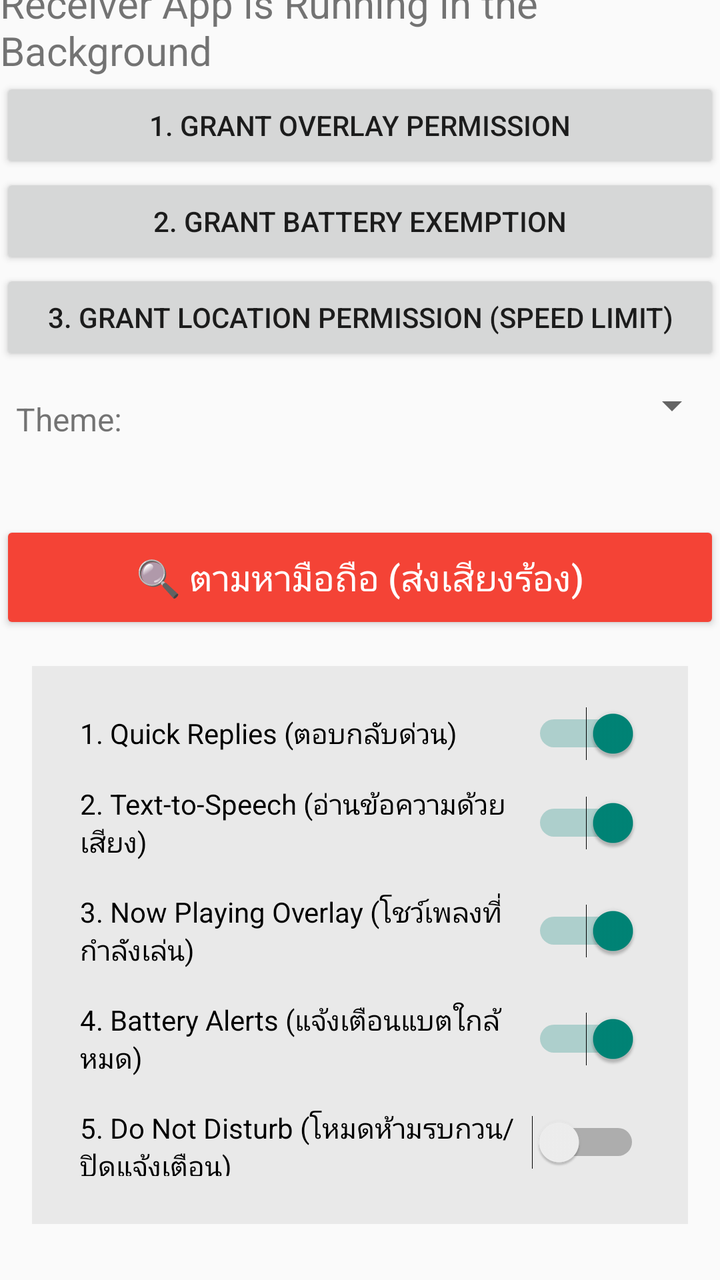
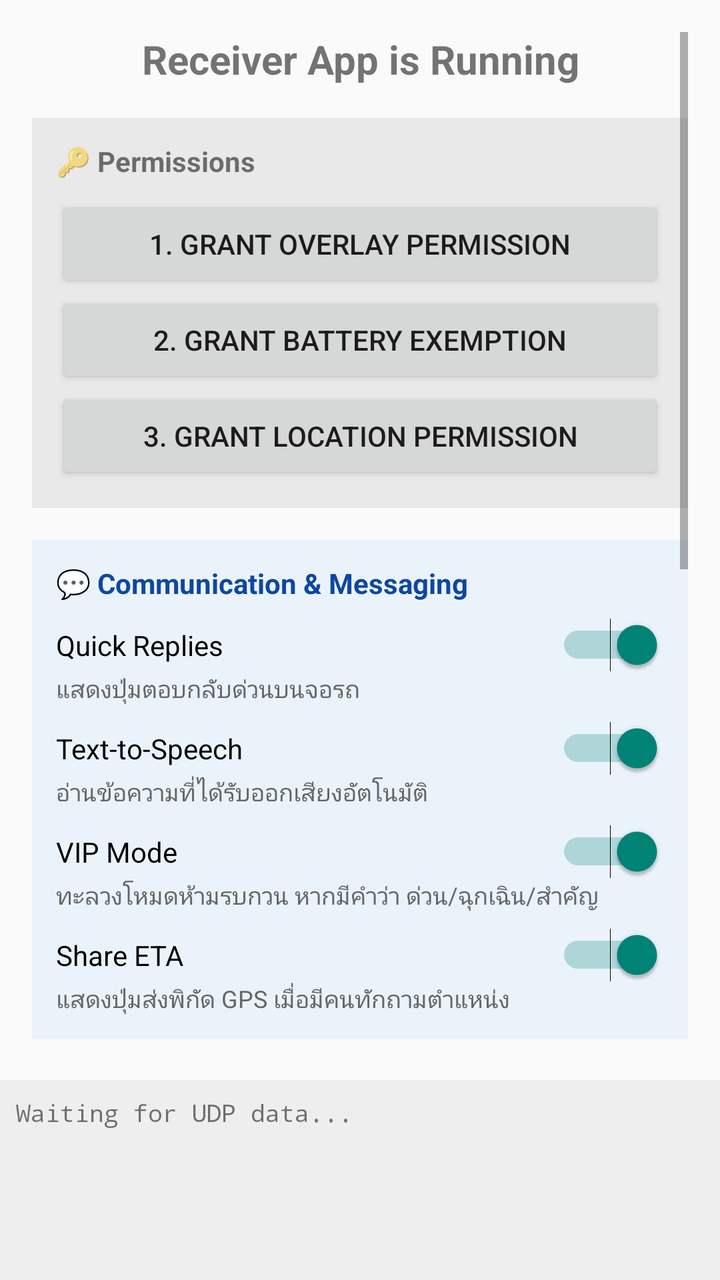

Before-and-after screenshots of an Android layout around one commit, followed by the original layout XML and the change that was made.
<!-- AndroidManifest.xml: application theme Theme.AppCompat.Light.DarkActionBar -->
<!-- res/layout/activity_main.xml -->
<?xml version="1.0" encoding="utf-8"?>
<LinearLayout xmlns:android="http://schemas.android.com/apk/res/android"
    android:layout_width="match_parent"
    android:layout_height="match_parent"
    android:gravity="center"
    android:orientation="vertical">

    <TextView
        android:layout_width="wrap_content"
        android:layout_height="wrap_content"
        android:text="Receiver App is Running in the Background"
        android:textSize="20sp" />

    <Button
        android:id="@+id/btnRequestOverlay"
        android:layout_width="match_parent"
        android:layout_height="wrap_content"
        android:text="1. Grant Overlay Permission" />

    <Button
        android:id="@+id/btnRequestBattery"
        android:layout_width="match_parent"
        android:layout_height="wrap_content"
        android:text="2. Grant Battery Exemption" />

    <Button
        android:id="@+id/btnRequestLocation"
        android:layout_width="match_parent"
        android:layout_height="wrap_content"
        android:text="3. Grant Location Permission (Speed Limit)" />

    <LinearLayout
        android:layout_width="match_parent"
        android:layout_height="wrap_content"
        android:orientation="horizontal"
        android:layout_marginTop="8dp">
        
        <TextView
            android:layout_width="wrap_content"
            android:layout_height="wrap_content"
            android:text="Theme:"
            android:textSize="16sp"
            android:padding="8dp"/>
            
        <Spinner
            android:id="@+id/spinnerTheme"
            android:layout_width="match_parent"
            android:layout_height="wrap_content"
            android:padding="8dp"/>
    </LinearLayout>

    <Button
        android:id="@+id/btnFindPhone"
        android:layout_width="match_parent"
        android:layout_height="wrap_content"
        android:layout_marginTop="32dp"
        android:padding="16dp"
        android:backgroundTint="#F44336"
        android:textColor="#FFFFFF"
        android:textSize="18sp"
        android:text="🔍 ตามหามือถือ (ส่งเสียงร้อง)" />

    <LinearLayout
        android:layout_width="match_parent"
        android:layout_height="wrap_content"
        android:orientation="vertical"
        android:padding="16dp"
        android:background="#11000000"
        android:layout_margin="16dp">
        
        <Switch android:id="@+id/switchQuickReply" android:layout_width="match_parent" android:layout_height="wrap_content" android:text="1. Quick Replies (ตอบกลับด่วน)" android:checked="true" android:padding="8dp"/>
        <Switch android:id="@+id/switchTTS" android:layout_width="match_parent" android:layout_height="wrap_content" android:text="2. Text-to-Speech (อ่านข้อความด้วยเสียง)" android:checked="true" android:padding="8dp"/>
        <Switch android:id="@+id/switchMedia" android:layout_width="match_parent" android:layout_height="wrap_content" android:text="3. Now Playing Overlay (โชว์เพลงที่กำลังเล่น)" android:checked="true" android:padding="8dp"/>
        <Switch android:id="@+id/switchBattery" android:layout_width="match_parent" android:layout_height="wrap_content" android:text="4. Battery Alerts (แจ้งเตือนแบตใกล้หมด)" android:checked="true" android:padding="8dp"/>
        <Switch android:id="@+id/switchDND" android:layout_width="match_parent" android:layout_height="wrap_content" android:text="5. Do Not Disturb (โหมดห้ามรบกวน/ปิดแจ้งเตือน)" android:checked="false" android:padding="8dp"/>
    </LinearLayout>

    <ScrollView
        android:layout_width="match_parent"
        android:layout_height="0dp"
        android:layout_weight="1"
        android:layout_marginTop="24dp">
        <TextView
            android:id="@+id/tvLog"
            android:layout_width="match_parent"
            android:layout_height="wrap_content"
            android:text="Waiting for UDP data on Port 8888..."
            android:textSize="12sp"
            android:fontFamily="monospace"/>
    </ScrollView>
</LinearLayout>
<!-- resources referenced by this layout -->
<resources>

</resources>

<!-- the commit's change to res/layout/activity_main.xml (unified diff, before → after) -->
@@ -2,89 +2,139 @@
 <LinearLayout xmlns:android="http://schemas.android.com/apk/res/android"
     android:layout_width="match_parent"
     android:layout_height="match_parent"
-    android:gravity="center"
     android:orientation="vertical">
-
-    <TextView
-        android:layout_width="wrap_content"
-        android:layout_height="wrap_content"
-        android:text="Receiver App is Running in the Background"
-        android:textSize="20sp" />
-
-    <Button
-        android:id="@+id/btnRequestOverlay"
-        android:layout_width="match_parent"
-        android:layout_height="wrap_content"
-        android:text="1. Grant Overlay Permission" />
-
-    <Button
-        android:id="@+id/btnRequestBattery"
-        android:layout_width="match_parent"
-        android:layout_height="wrap_content"
-        android:text="2. Grant Battery Exemption" />
-
-    <Button
-        android:id="@+id/btnRequestLocation"
-        android:layout_width="match_parent"
-        android:layout_height="wrap_content"
-        android:text="3. Grant Location Permission (Speed Limit)" />
-
-    <LinearLayout
-        android:layout_width="match_parent"
-        android:layout_height="wrap_content"
-        android:orientation="horizontal"
-        android:layout_marginTop="8dp">
-        
-        <TextView
-            android:layout_width="wrap_content"
-            android:layout_height="wrap_content"
-            android:text="Theme:"
-            android:textSize="16sp"
-            android:padding="8dp"/>
-            
-        <Spinner
-            android:id="@+id/spinnerTheme"
-            android:layout_width="match_parent"
-            android:layout_height="wrap_content"
-            android:padding="8dp"/>
-    </LinearLayout>
-
-    <Button
-        android:id="@+id/btnFindPhone"
-        android:layout_width="match_parent"
-        android:layout_height="wrap_content"
-        android:layout_marginTop="32dp"
-        android:padding="16dp"
-        android:backgroundTint="#F44336"
-        android:textColor="#FFFFFF"
-        android:textSize="18sp"
-        android:text="🔍 ตามหามือถือ (ส่งเสียงร้อง)" />
-
-    <LinearLayout
-        android:layout_width="match_parent"
-        android:layout_height="wrap_content"
-        android:orientation="vertical"
-        android:padding="16dp"
-        android:background="#11000000"
-        android:layout_margin="16dp">
-        
-        <Switch android:id="@+id/switchQuickReply" android:layout_width="match_parent" android:layout_height="wrap_content" android:text="1. Quick Replies (ตอบกลับด่วน)" android:checked="true" android:padding="8dp"/>
-        <Switch android:id="@+id/switchTTS" android:layout_width="match_parent" android:layout_height="wrap_content" android:text="2. Text-to-Speech (อ่านข้อความด้วยเสียง)" android:checked="true" android:padding="8dp"/>
-        <Switch android:id="@+id/switchMedia" android:layout_width="match_parent" android:layout_height="wrap_content" android:text="3. Now Playing Overlay (โชว์เพลงที่กำลังเล่น)" android:checked="true" android:padding="8dp"/>
-        <Switch android:id="@+id/switchBattery" android:layout_width="match_parent" android:layout_height="wrap_content" android:text="4. Battery Alerts (แจ้งเตือนแบตใกล้หมด)" android:checked="true" android:padding="8dp"/>
-        <Switch android:id="@+id/switchDND" android:layout_width="match_parent" android:layout_height="wrap_content" android:text="5. Do Not Disturb (โหมดห้ามรบกวน/ปิดแจ้งเตือน)" android:checked="false" android:padding="8dp"/>
-    </LinearLayout>
 
     <ScrollView
         android:layout_width="match_parent"
         android:layout_height="0dp"
         android:layout_weight="1"
-        android:layout_marginTop="24dp">
+        android:padding="16dp">
+
+        <LinearLayout
+            android:layout_width="match_parent"
+            android:layout_height="wrap_content"
+            android:orientation="vertical">
+
+            <TextView
+                android:layout_width="match_parent"
+                android:layout_height="wrap_content"
+                android:text="Receiver App is Running"
+                android:gravity="center"
+                android:textSize="20sp"
+                android:textStyle="bold"
+                android:layout_marginBottom="16dp" />
+
+            
+            <LinearLayout
+                android:layout_width="match_parent"
+                android:layout_height="wrap_content"
+                android:orientation="vertical"
+                android:background="#11000000"
+                android:padding="12dp"
+                android:layout_marginBottom="16dp">
+                <TextView android:layout_width="wrap_content" android:layout_height="wrap_content" android:text="🔑 Permissions" android:textStyle="bold" android:layout_marginBottom="8dp"/>
+                <Button android:id="@+id/btnRequestOverlay" android:layout_width="match_parent" android:layout_height="wrap_content" android:text="1. Grant Overlay Permission" />
+                <Button android:id="@+id/btnRequestBattery" android:layout_width="match_parent" android:layout_height="wrap_content" android:text="2. Grant Battery Exemption" />
+                <Button android:id="@+id/btnRequestLocation" android:layout_width="match_parent" android:layout_height="wrap_content" android:text="3. Grant Location Permission" />
+            </LinearLayout>
+
+            
+            <LinearLayout
+                android:layout_width="match_parent"
+                android:layout_height="wrap_content"
+                android:orientation="vertical"
+                android:background="#112196F3"
+                android:padding="12dp"
+                android:layout_marginBottom="16dp">
+                
+                <TextView android:layout_width="wrap_content" android:layout_height="wrap_content" android:text="💬 Communication &amp; Messaging" android:textStyle="bold" android:textColor="#0D47A1" android:layout_marginBottom="8dp"/>
+                
+                <Switch android:id="@+id/switchQuickReply" android:layout_width="match_parent" android:layout_height="wrap_content" android:text="Quick Replies" android:checked="true"/>
+                <TextView android:layout_width="match_parent" android:layout_height="wrap_content" android:text="แสดงปุ่มตอบกลับด่วนบนจอรถ" android:textSize="12sp" android:textColor="#666666" android:layout_marginBottom="8dp"/>
+
+                <Switch android:id="@+id/switchTTS" android:layout_width="match_parent" android:layout_height="wrap_content" android:text="Text-to-Speech" android:checked="true"/>
+                <TextView android:layout_width="match_parent" android:layout_height="wrap_content" android:text="อ่านข้อความที่ได้รับออกเสียงอัตโนมัติ" android:textSize="12sp" android:textColor="#666666" android:layout_marginBottom="8dp"/>
+
+                <Switch android:id="@+id/switchVIP" android:layout_width="match_parent" android:layout_height="wrap_content" android:text="VIP Mode" android:checked="true"/>
+                <TextView android:layout_width="match_parent" android:layout_height="wrap_content" android:text="ทะลวงโหมดห้ามรบกวน หากมีคำว่า ด่วน/ฉุกเฉิน/สำคัญ" android:textSize="12sp" android:textColor="#666666" android:layout_marginBottom="8dp"/>
+
+                <Switch android:id="@+id/switchETA" android:layout_width="match_parent" android:layout_height="wrap_content" android:text="Share ETA" android:checked="true"/>
+                <TextView android:layout_width="match_parent" android:layout_height="wrap_content" android:text="แสดงปุ่มส่งพิกัด GPS เมื่อมีคนทักถามตำแหน่ง" android:textSize="12sp" android:textColor="#666666" />
+            </LinearLayout>
+
+            
+            <LinearLayout
+                android:layout_width="match_parent"
+                android:layout_height="wrap_content"
+                android:orientation="vertical"
+                android:background="#11F44336"
+                android:padding="12dp"
+                android:layout_marginBottom="16dp">
+                
+                <TextView android:layout_width="wrap_content" android:layout_height="wrap_content" android:text="🛡️ Safety &amp; Health" android:textStyle="bold" android:textColor="#B71C1C" android:layout_marginBottom="8dp"/>
+                
+                <Switch android:id="@+id/switchFatigue" android:layout_width="match_parent" android:layout_height="wrap_content" android:text="Fatigue Alert" android:checked="true"/>
+                <TextView android:layout_width="match_parent" android:layout_height="wrap_content" android:text="เตือนพักสายตาและหาปั๊มเมื่อขับรถครบ 2 ชั่วโมง" android:textSize="12sp" android:textColor="#666666" android:layout_marginBottom="8dp"/>
+
+                <Switch android:id="@+id/switchSpeed" android:layout_width="match_parent" android:layout_height="wrap_content" android:text="Speed Limit Warning" android:checked="true"/>
+                <TextView android:layout_width="match_parent" android:layout_height="wrap_content" android:text="กะพริบจอแดงเตือนเมื่อขับเร็วเกิน 120 กม./ชม." android:textSize="12sp" android:textColor="#666666" android:layout_marginBottom="8dp"/>
+
+                <Switch android:id="@+id/switchDND" android:layout_width="match_parent" android:layout_height="wrap_content" android:text="Do Not Disturb" android:checked="false"/>
+                <TextView android:layout_width="match_parent" android:layout_height="wrap_content" android:text="โหมดห้ามรบกวน (ปิดแจ้งเตือนทุกอย่างยกเว้น VIP)" android:textSize="12sp" android:textColor="#666666"/>
+            </LinearLayout>
+
+            
+            <LinearLayout
+                android:layout_width="match_parent"
+                android:layout_height="wrap_content"
+                android:orientation="vertical"
+                android:background="#114CAF50"
+                android:padding="12dp"
+                android:layout_marginBottom="16dp">
+                
+                <TextView android:layout_width="wrap_content" android:layout_height="wrap_content" android:text="🎵 Media &amp; System" android:textStyle="bold" android:textColor="#1B5E20" android:layout_marginBottom="8dp"/>
+                
+                <Switch android:id="@+id/switchMedia" android:layout_width="match_parent" android:layout_height="wrap_content" android:text="Now Playing Overlay" android:checked="true"/>
+                <TextView android:layout_width="match_parent" android:layout_height="wrap_content" android:text="แสดงเพลงที่กำลังเล่นและปุ่มควบคุม" android:textSize="12sp" android:textColor="#666666" android:layout_marginBottom="8dp"/>
+
+                <Switch android:id="@+id/switchBattery" android:layout_width="match_parent" android:layout_height="wrap_content" android:text="Battery Alerts" android:checked="true"/>
+                <TextView android:layout_width="match_parent" android:layout_height="wrap_content" android:text="แจ้งเตือนเมื่อแบตมือถือต่ำกว่า 20%" android:textSize="12sp" android:textColor="#666666" android:layout_marginBottom="8dp"/>
+
+                <LinearLayout
+                    android:layout_width="match_parent"
+                    android:layout_height="wrap_content"
+                    android:orientation="horizontal"
+                    android:gravity="center_vertical"
+                    android:layout_marginTop="4dp">
+                    <TextView android:layout_width="wrap_content" android:layout_height="wrap_content" android:text="Theme:" android:textSize="16sp"/>
+                    <Spinner android:id="@+id/spinnerTheme" android:layout_width="match_parent" android:layout_height="wrap_content" android:padding="8dp"/>
+                </LinearLayout>
+            </LinearLayout>
+
+            <Button
+                android:id="@+id/btnFindPhone"
+                android:layout_width="match_parent"
+                android:layout_height="wrap_content"
+                android:layout_marginBottom="16dp"
+                android:padding="16dp"
+                android:backgroundTint="#F44336"
+                android:textColor="#FFFFFF"
+                android:textSize="18sp"
+                android:text="🔍 ตามหามือถือ (ส่งเสียงร้อง)" />
+
+        </LinearLayout>
+    </ScrollView>
+
+    <ScrollView
+        android:layout_width="match_parent"
+        android:layout_height="100dp"
+        android:background="#EEEEEE"
+        android:padding="8dp">
         <TextView
             android:id="@+id/tvLog"
             android:layout_width="match_parent"
             android:layout_height="wrap_content"
-            android:text="Waiting for UDP data on Port 8888..."
+            android:text="Waiting for UDP data..."
             android:textSize="12sp"
             android:fontFamily="monospace"/>
     </ScrollView>
